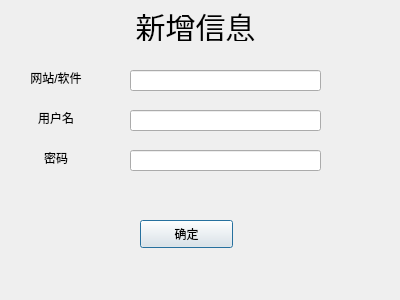
Old version of the form AlicCodeManager/add_new_information.ui in the repository AlicDanclic/AlicCodeManagement.
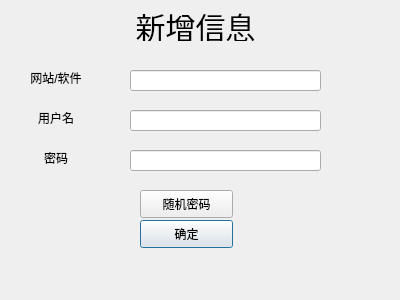
New version of the form.

The edit to the form file:
```diff
--- a/AlicCodeManager/add_new_information.ui
+++ b/AlicCodeManager/add_new_information.ui
@@ -123,6 +123,19 @@
     <string>确定</string>
    </property>
   </widget>
+  <widget class="QPushButton" name="RandomButton">
+   <property name="geometry">
+    <rect>
+     <x>140</x>
+     <y>190</y>
+     <width>93</width>
+     <height>28</height>
+    </rect>
+   </property>
+   <property name="text">
+    <string>随机密码</string>
+   </property>
+  </widget>
  </widget>
  <resources/>
  <connections/>
```
